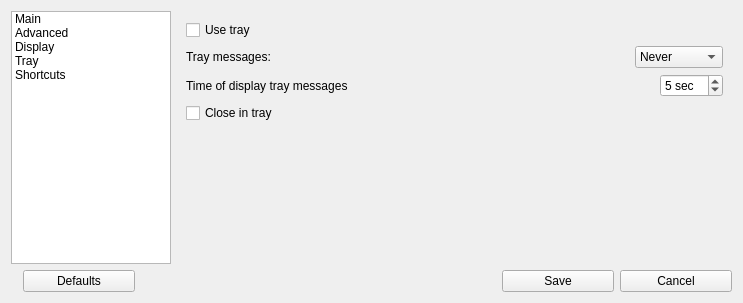
Above: src/ui/configwidget.ui from lxqt/screengrab before the change. Below: the same form after it.
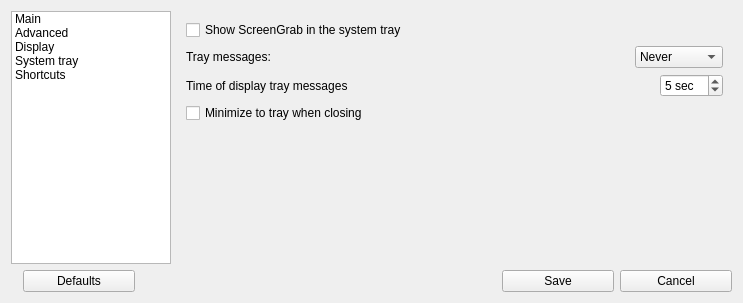
That is the form after the change. The open tabs and pages were chosen to show the change. Custom widgets are drawn as their Qt base class.

The edit to the form file:
```diff
--- a/src/ui/configwidget.ui
+++ b/src/ui/configwidget.ui
@@ -86,7 +86,7 @@
        </item>
        <item>
         <property name="text">
-         <string>Tray</string>
+         <string>System tray</string>
         </property>
        </item>
        <item>
@@ -489,7 +489,7 @@
            <item>
             <widget class="QCheckBox" name="checkShowTray">
              <property name="text">
-              <string>Use tray</string>
+              <string>Show ScreenGrab in the system tray</string>
              </property>
             </widget>
            </item>
@@ -577,7 +577,7 @@
               <string>Minimize in tray on click close button</string>
              </property>
              <property name="text">
-              <string>Close in tray</string>
+              <string>Minimize to tray when closing</string>
              </property>
             </widget>
            </item>
```
Left out of the diff: 2 changed lines with no effect on the pictures.
